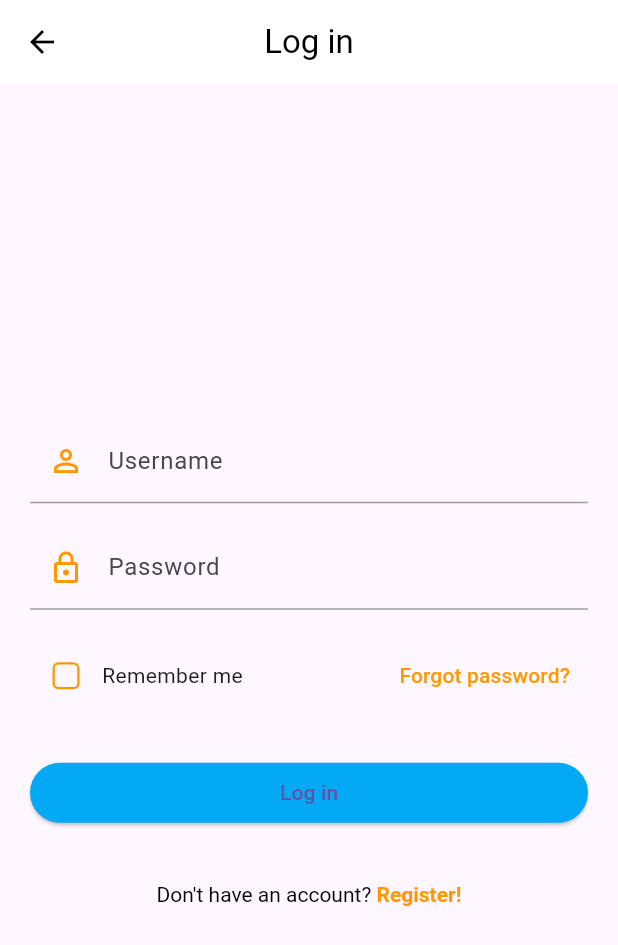
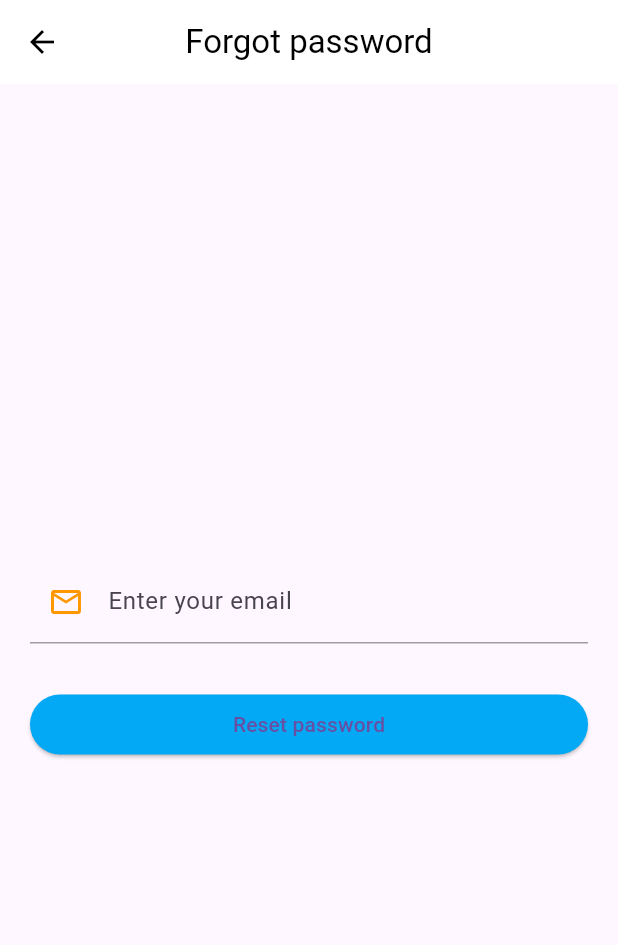
Before and after one commit to Theproxycos/pulse_gym, a Flutter app: the Login screen opened by its route, after a tap on "Forgot password?", on a phone screen of 412 x 824 dp. Shown: the top 945 px of the screen. Run offline on Flutter 3.47's test engine with Material 3 defaults, Android fonts, the phone set to English and light mode, and no system bars.

Commit message:
forgot pass e login novo

```diff
--- a/lib/main.dart
+++ b/lib/main.dart
@@ -1,4 +1,5 @@
 import 'package:flutter/material.dart';
+import 'package:pulse_gym/screens/newpass.dart';
 import 'screens/login.dart';
 import 'screens/homepage.dart';
 
@@ -11,10 +12,11 @@ class PulseGym extends StatelessWidget {
   Widget build(BuildContext context) {
     return MaterialApp(
       debugShowCheckedModeBanner: false,
-      initialRoute: '/login',
+      initialRoute: '/newpass',
       routes: {
         '/homepage': (context) => HomePage(),
         '/login': (context) => Login(),
+        '/newpass': (context) => Newpass(),
       },
     );
   }
--- a/lib/screens/login.dart
+++ b/lib/screens/login.dart
@@ -11,12 +11,7 @@ class Login extends StatelessWidget {
   Widget build(BuildContext context) {
     return Scaffold(
       appBar: AppBar(
-        leading: IconButton(
-          icon: Icon(Icons.arrow_back, color: Colors.black),
-          onPressed: () {
-            // Ação ao voltar
-          },
-        ),
+        automaticallyImplyLeading: false, // Remove a seta de voltar
         centerTitle: true,
         title: Text(
           'Log in',
@@ -26,14 +21,37 @@ class Login extends StatelessWidget {
         elevation: 0,
       ),
       body: Center(
-        // Centraliza verticalmente o conteúdo
         child: SingleChildScrollView(
-          // Permite rolagem em telas menores
           padding: const EdgeInsets.symmetric(horizontal: 20.0),
           child: Column(
-            crossAxisAlignment: CrossAxisAlignment.start,
+            crossAxisAlignment: CrossAxisAlignment.center,
             children: [
-              SizedBox(height: 20),
+              // Título personalizado
+              Column(
+                children: [
+                  Container(
+                    padding: EdgeInsets.all(4),
+                    color: Colors.orange,
+                    child: Text(
+                      'THE',
+                      style: TextStyle(
+                        color: Colors.white,
+                        fontWeight: FontWeight.bold,
+                        fontSize: 16,
+                      ),
+                    ),
+                  ),
+                  Text(
+                    'Pulse Gym',
+                    style: TextStyle(
+                      color: Colors.orange,
+                      fontWeight: FontWeight.bold,
+                      fontSize: 32,
+                    ),
+                  ),
+                ],
+              ),
+              SizedBox(height: 30),
               // Campo Username
               TextField(
                 decoration: InputDecoration(
@@ -85,7 +103,12 @@ class Login extends StatelessWidget {
                   // Esquecer senha
                   TextButton(
                     onPressed: () {
-                      // Ação ao esquecer senha
+                      Navigator.pushNamed(context, "/newpass");
+                      Navigator.push(
+                        context,
+                        MaterialPageRoute(
+                            builder: (context) => ForgotPasswordPage()),
+                      );
                     },
                     child: Text(
                       'Forgot password?',
@@ -101,7 +124,6 @@ class Login extends StatelessWidget {
                 child: ElevatedButton(
                   onPressed: () {
                     // Ação ao logar
-                    Navigator.pushNamed(context, "/homepage");
                   },
                   style: ElevatedButton.styleFrom(
                     backgroundColor: Colors.lightBlue,
@@ -140,3 +162,63 @@ class Login extends StatelessWidget {
     );
   }
 }
+
+class ForgotPasswordPage extends StatelessWidget {
+  @override
+  Widget build(BuildContext context) {
+    return Scaffold(
+      appBar: AppBar(
+        leading: IconButton(
+          icon: Icon(Icons.arrow_back, color: Colors.black),
+          onPressed: () {
+            Navigator.pop(context);
+          },
+        ),
+        centerTitle: true,
+        title: Text(
+          'Forgot password',
+          style: TextStyle(color: Colors.black),
+        ),
+        backgroundColor: Colors.white,
+        elevation: 0,
+      ),
+      body: Center(
+        child: Padding(
+          padding: const EdgeInsets.symmetric(horizontal: 20.0),
+          child: Column(
+            mainAxisSize: MainAxisSize.min,
+            crossAxisAlignment: CrossAxisAlignment.start,
+            children: [
+              TextField(
+                decoration: InputDecoration(
+                  labelText: 'Enter your email',
+                  prefixIcon: Icon(Icons.email_outlined, color: Colors.orange),
+                  border: UnderlineInputBorder(),
+                  enabledBorder: UnderlineInputBorder(
+                    borderSide: BorderSide(color: Colors.grey),
+                  ),
+                  focusedBorder: UnderlineInputBorder(
+                    borderSide: BorderSide(color: Colors.orange),
+                  ),
+                ),
+              ),
+              SizedBox(height: 30),
+              SizedBox(
+                width: double.infinity,
+                child: ElevatedButton(
+                  onPressed: () {
+                    // Ação ao resetar senha
+                  },
+                  style: ElevatedButton.styleFrom(
+                    backgroundColor: Colors.lightBlue,
+                  ),
+                  child: Text('Reset password'),
+                ),
+              ),
+            ],
+          ),
+        ),
+      ),
+    );
+  }
+}
--- /dev/null
+++ b/lib/screens/newpass.dart
@@ -0,0 +1,73 @@
+import 'package:flutter/material.dart';
+
+void main() {
+  runApp(MaterialApp(
+    home: Newpass(),
+  ));
+}
+
+class Newpass extends StatelessWidget {
+  @override
+  Widget build(BuildContext context) {
+    return Scaffold(
+      appBar: AppBar(
+        leading: IconButton(
+          icon: Icon(Icons.arrow_back, color: Colors.black),
+          onPressed: () {
+            Navigator.pop(context); // Volta para a tela anterior
+          },
+        ),
+        centerTitle: true,
+        title: Text(
+          'Forgot password',
+          style: TextStyle(color: Colors.black),
+        ),
+        backgroundColor: Colors.white,
+        elevation: 0,
+      ),
+      body: Center(
+        // Centraliza o conteúdo verticalmente
+        child: Padding(
+          padding: const EdgeInsets.symmetric(horizontal: 20.0),
+          child: Column(
+            mainAxisSize: MainAxisSize.min, // Ajusta o tamanho para centralizar
+            crossAxisAlignment: CrossAxisAlignment.start,
+            children: [
+              // Campo de email
+              TextField(
+                decoration: InputDecoration(
+                  labelText: 'Enter your email',
+                  prefixIcon: Icon(Icons.email_outlined,
+                      color: Colors.orange), // Ícone de e-mail
+                  border: UnderlineInputBorder(),
+                  enabledBorder: UnderlineInputBorder(
+                    borderSide: BorderSide(color: Colors.grey),
+                  ),
+                  focusedBorder: UnderlineInputBorder(
+                    borderSide: BorderSide(color: Colors.orange),
+                  ),
+                ),
+              ),
+              SizedBox(height: 30),
+              // Botão de reset password
+              SizedBox(
+                width: double.infinity,
+                child: ElevatedButton(
+                  onPressed: () {
+                    Navigator.pushNamed(context, "");
+                    // Ação ao clicar em resetar senha
+                    // falta adicionar o caminho para onde vai o reset password
+                  },
+                  style: ElevatedButton.styleFrom(
+                    backgroundColor: Colors.lightBlue,
+                  ),
+                  child: Text('Reset password'),
+                ),
+              ),
+            ],
+          ),
+        ),
+      ),
+    );
+  }
+}
```
